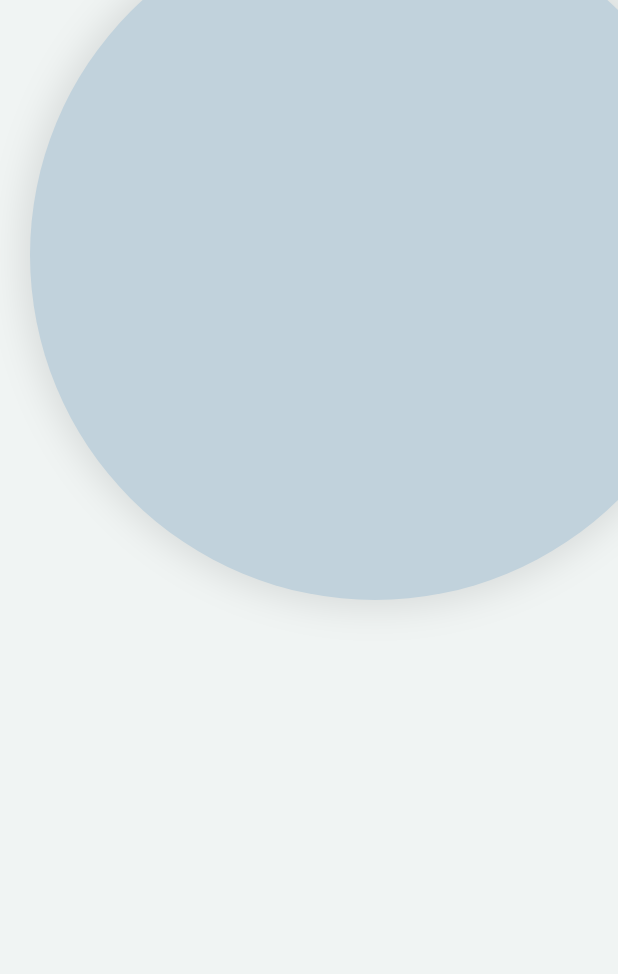
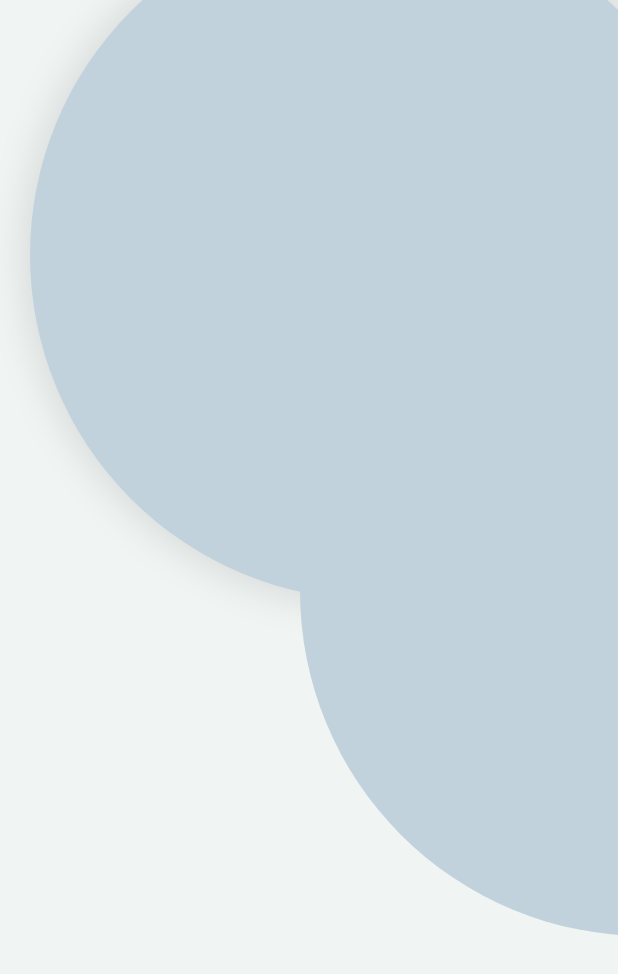
Before and after one commit to EverlastingBigFlo/ConnectFlutterToBackend, a Flutter app: the screen it shows after launch, on a phone screen of 412 x 824 dp. Shown: the top 974 px of the screen. Run offline on Flutter 3.47's test engine with Material 3 defaults, Android fonts, the phone set to English and light mode, and no system bars.

Commit message:
5 Mar 2024, 12:02

```diff
--- a/lib/pages/welcome.dart
+++ b/lib/pages/welcome.dart
@@ -33,6 +33,18 @@ class _WelcomePageState extends State<WelcomePage> {
               ),
             ),
           ),
+          Positioned(
+            left: 200,
+            bottom: 200,
+            child: Container(
+              width: 460,
+              height: 460,
+              decoration: BoxDecoration(
+                color: const Color.fromARGB(255, 193, 210, 220),
+                borderRadius: BorderRadius.circular(250),
+              ),
+            ),
+          ),
         ],
       ),
     );
```
